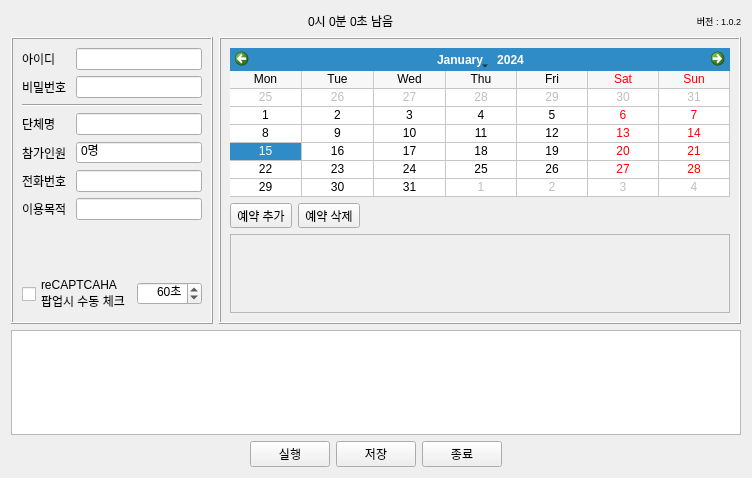
hyo0913/Gunpo-UC-Booker, file MainForm.ui: the form before one commit.
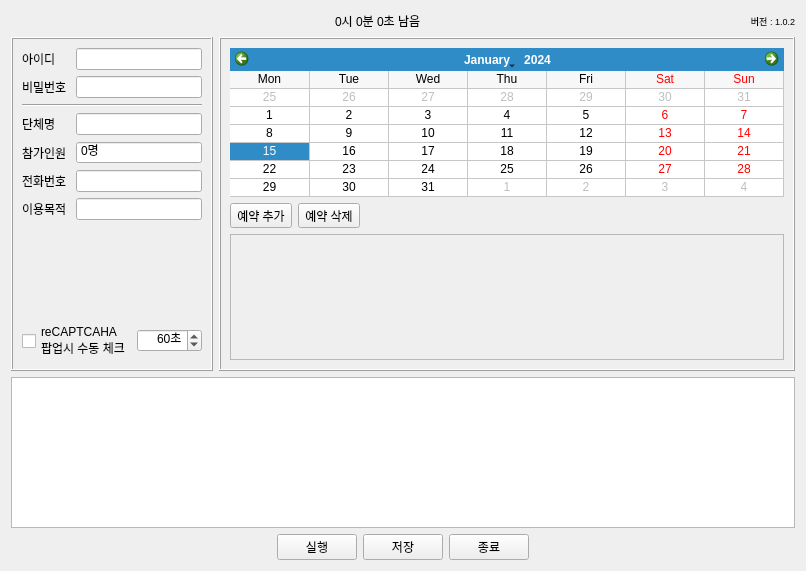
The form after the commit.

Commit message: 서버 시간 대기 기능 추가

The edit to the form file:
```diff
--- a/MainForm.ui
+++ b/MainForm.ui
@@ -6,8 +6,8 @@
    <rect>
     <x>0</x>
     <y>0</y>
-    <width>752</width>
-    <height>478</height>
+    <width>806</width>
+    <height>571</height>
    </rect>
   </property>
   <property name="windowTitle">
@@ -341,8 +341,8 @@
             <rect>
              <x>0</x>
              <y>0</y>
-             <width>491</width>
-             <height>69</height>
+             <width>545</width>
+             <height>92</height>
             </rect>
            </property>
            <layout class="QVBoxLayout" name="verticalLayoutBookItems">
```
The commit also changes 1 other file.
